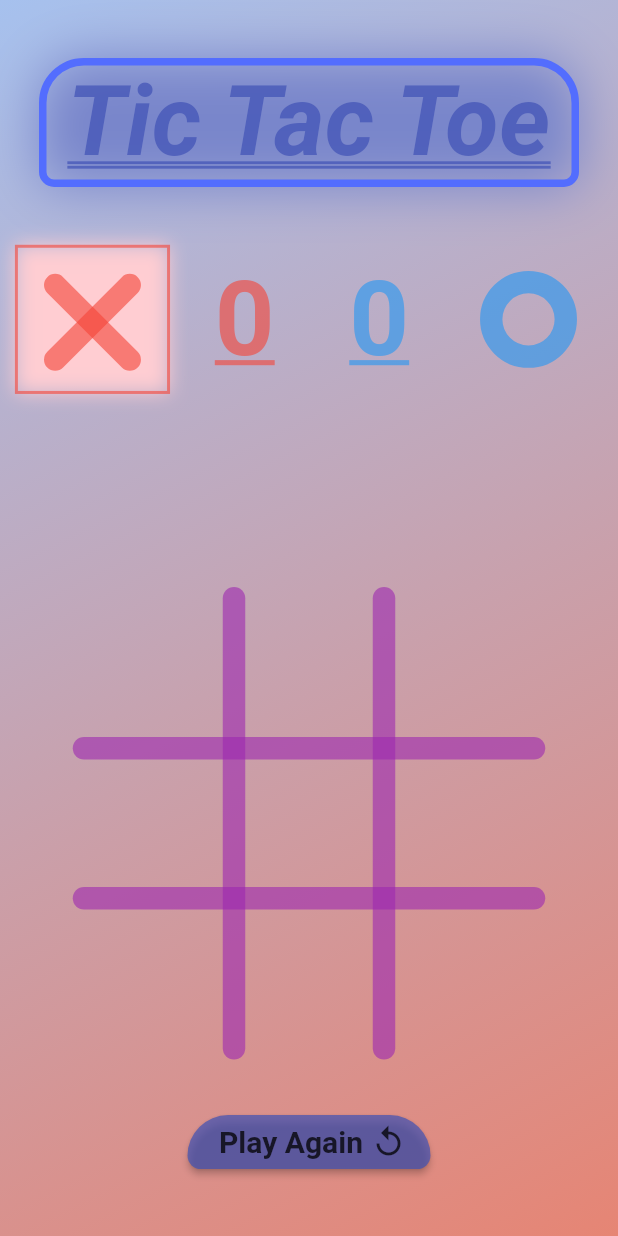
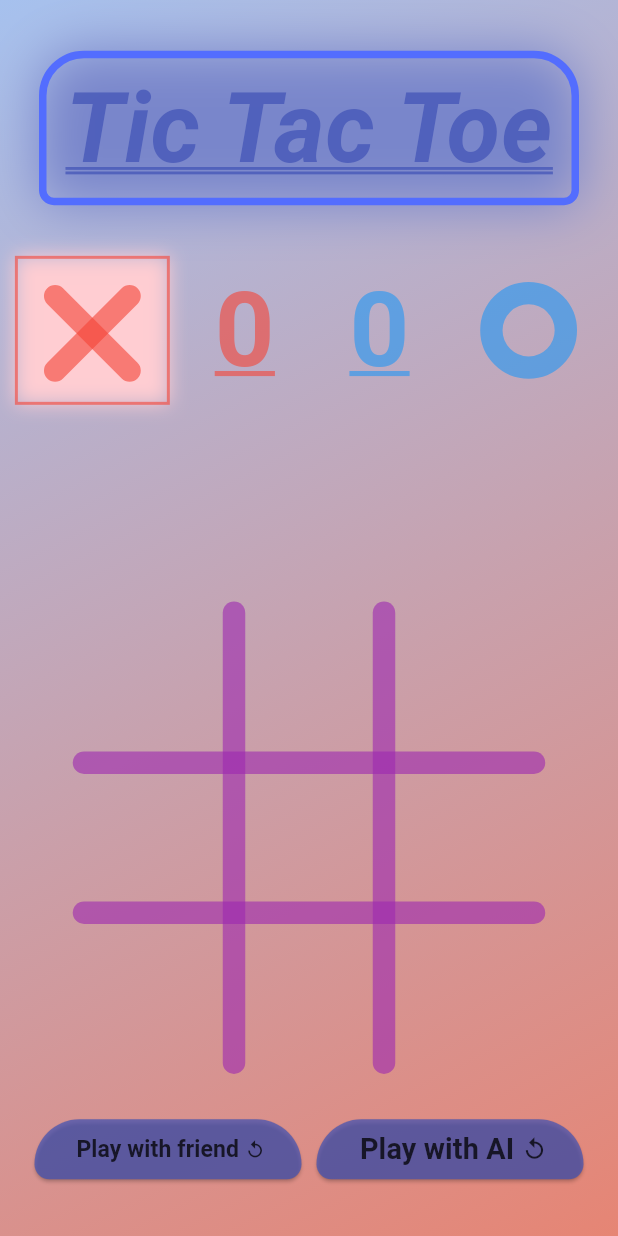
Before and after one commit to mdanisulh/tic-tac-toe, a Flutter app: the screen it shows after launch, on a phone screen of 412 x 824 dp. Run offline on Flutter 3.47's test engine with Material 2 defaults, Android fonts, the phone set to English and light mode, and no system bars.

```diff
--- a/lib/home_screen.dart
+++ b/lib/home_screen.dart
@@ -1,3 +1,5 @@
+import 'dart:math';
+
 import 'package:flutter/material.dart';
 
 import 'cross.dart';
@@ -29,6 +31,7 @@ class _MyHomePageState extends State<MyHomePage> {
     [0, 4, 8],
     [2, 4, 6],
   ];
+  int ai = 0;
   @override
   Widget build(BuildContext context) {
     if (boxesFilled == 9 && winner == "") {
@@ -36,6 +39,7 @@ class _MyHomePageState extends State<MyHomePage> {
       userIsCross = !userIsCross;
     }
     userIsCross = !userIsCross;
+    if (ai == 1) easyAI();
     return SafeArea(
       child: Scaffold(
         body: Center(
@@ -76,6 +80,7 @@ class _MyHomePageState extends State<MyHomePage> {
                           color: Colors.indigo.withOpacity(0.7),
                           fontStyle: FontStyle.italic,
                           decoration: TextDecoration.underline,
+                          decorationColor: Colors.indigo.withOpacity(0.7),
                           decorationStyle: TextDecorationStyle.double,
                           decorationThickness: .6,
                         ),
@@ -113,6 +118,7 @@ class _MyHomePageState extends State<MyHomePage> {
                             color: Colors.red.withOpacity(0.6),
                             fontSize: 70,
                             fontWeight: FontWeight.bold,
+                            decorationColor: Colors.red.withOpacity(0.6),
                             decoration: TextDecoration.underline,
                           ),
                         ),
@@ -123,6 +129,7 @@ class _MyHomePageState extends State<MyHomePage> {
                             color: Colors.blue.withOpacity(0.6),
                             fontSize: 70,
                             fontWeight: FontWeight.bold,
+                            decorationColor: Colors.blue.withOpacity(0.6),
                             decoration: TextDecoration.underline,
                           ),
                         ),
@@ -170,6 +177,11 @@ class _MyHomePageState extends State<MyHomePage> {
                     ],
                     fontStyle: FontStyle.italic,
                     decoration: TextDecoration.underline,
+                    decorationColor: winner == "Draw!"
+                        ? Colors.purple.withOpacity(0.6)
+                        : !userIsCross
+                            ? Colors.blue.withOpacity(0.6)
+                            : Colors.red.withOpacity(0.6),
                     decorationThickness: 2,
                   ),
                 ),
@@ -183,7 +195,8 @@ class _MyHomePageState extends State<MyHomePage> {
                         GridView.builder(
                           gridDelegate:
                               const SliverGridDelegateWithFixedCrossAxisCount(
-                                  crossAxisCount: 3),
+                            crossAxisCount: 3,
+                          ),
                           itemCount: 9,
                           itemBuilder: ((context, index) {
                             return InkWell(
@@ -231,9 +244,12 @@ class _MyHomePageState extends State<MyHomePage> {
                   ),
                 ),
                 FittedBox(
-                  child: ElevatedButton(
+                  child: Row(
+                    children: [
+                      ElevatedButton(
                         onPressed: () {
                           reset();
+                          ai = 0;
                         },
                         style: ElevatedButton.styleFrom(
                           backgroundColor: Colors.indigo.withOpacity(0.7),
@@ -253,7 +269,7 @@ class _MyHomePageState extends State<MyHomePage> {
                               mainAxisAlignment: MainAxisAlignment.spaceEvenly,
                               children: [
                                 Text(
-                              " Play Again ",
+                                  " Play with friend ",
                                   style: TextStyle(
                                     fontSize: 20,
                                     fontWeight: FontWeight.w600,
@@ -269,6 +285,48 @@ class _MyHomePageState extends State<MyHomePage> {
                           ),
                         ),
                       ),
+                      const SizedBox(width: 10),
+                      ElevatedButton(
+                        onPressed: () {
+                          reset();
+                          ai = 1;
+                        },
+                        style: ElevatedButton.styleFrom(
+                          backgroundColor: Colors.indigo.withOpacity(0.7),
+                          shape: const RoundedRectangleBorder(
+                            borderRadius: BorderRadius.only(
+                              topLeft: Radius.circular(75),
+                              bottomRight: Radius.circular(25),
+                              bottomLeft: Radius.circular(25),
+                              topRight: Radius.circular(75),
+                            ),
+                          ),
+                        ),
+                        child: SizedBox(
+                          width: 130,
+                          child: FittedBox(
+                            child: Row(
+                              mainAxisAlignment: MainAxisAlignment.spaceEvenly,
+                              children: [
+                                Text(
+                                  " Play with AI ",
+                                  style: TextStyle(
+                                    fontSize: 20,
+                                    fontWeight: FontWeight.w600,
+                                    color: Colors.black.withOpacity(0.75),
+                                  ),
+                                ),
+                                Icon(
+                                  Icons.replay,
+                                  color: Colors.black.withOpacity(0.75),
+                                )
+                              ],
+                            ),
+                          ),
+                        ),
+                      ),
+                    ],
+                  ),
                 )
               ],
             ),
@@ -276,6 +334,34 @@ class _MyHomePageState extends State<MyHomePage> {
         ),
       ),
     );
+  }
+
+  void easyAI() {
+    if (!userIsCross && boxesFilled != 9) {
+      int random;
+      do {
+        random = Random().nextInt(9);
+      } while (symbol[random] != null);
+      symbol[random] = userIsCross;
+      setState(() {
+        boxesFilled++;
+        if (check()) {
+          if (userIsCross) {
+            winner = "X Wins!";
+            player1++;
+          } else {
+            winner = "O Wins!";
+            player2++;
+          }
+          userIsCross = !userIsCross;
+        }
+        if (boxesFilled == 9 && winner == "") {
+          winner = "Draw!";
+          userIsCross = !userIsCross;
+        }
+        userIsCross = !userIsCross;
+      });
+    }
   }
 
   void reset() {
--- a/lib/main.dart
+++ b/lib/main.dart
@@ -12,12 +12,13 @@ class MyApp extends StatelessWidget {
   @override
   Widget build(BuildContext context) {
     return MaterialApp(
-      debugShowCheckedModeBanner: false,
+      // debugShowCheckedModeBanner: false,
       // debugShowMaterialGrid: true,
       // showSemanticsDebugger: true,
       title: 'Tic Tac Toe',
       theme: ThemeData(
-        primarySwatch: Colors.blue,
+        useMaterial3: true,
+        colorSchemeSeed: Colors.blue,
       ),
       home: const MyHomePage(),
     );
```
Also changed, not shown: pubspec.lock. Lines whose indentation alone changed are shown as unchanged.
